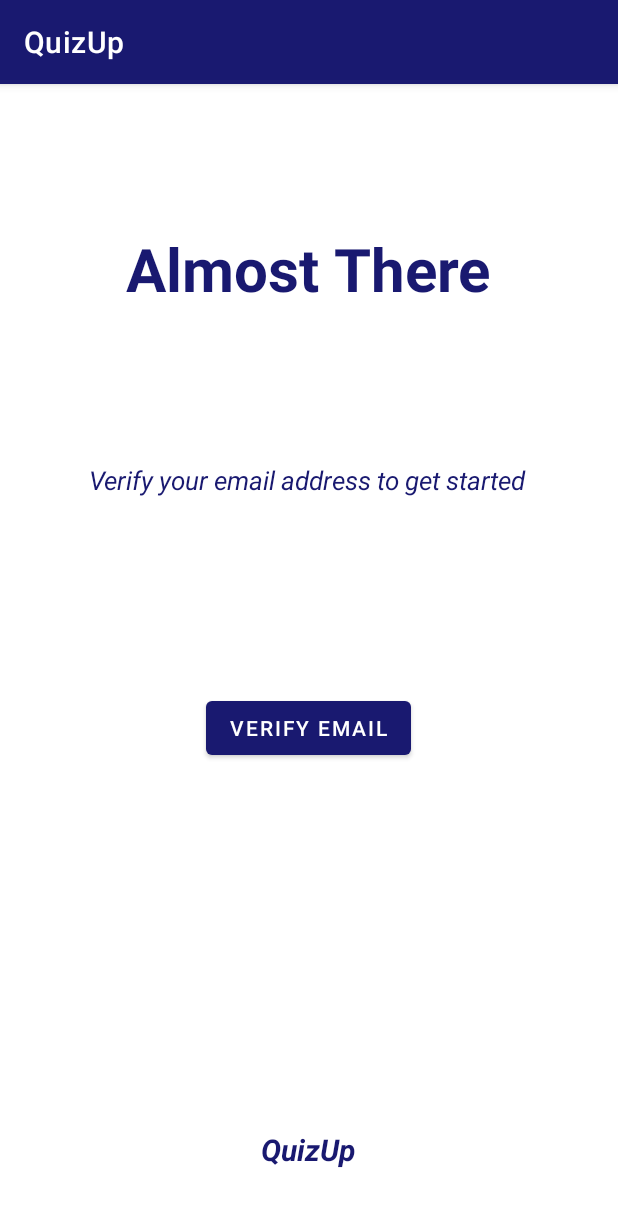
After one commit to Aritra995/QuizUp, an Android app: the EmailValidationActivity screen opened directly, with no data from a screen before it, on a phone screen of 412 x 824 dp. The commit adds this screen. Shown: the top 1207 px of the screen. Run offline under Robolectric (Android 15) with nearby library versions, the phone set to English and light mode, and no system bars; our stand-ins replace Firebase (no records; nobody signed in at launch, a user with empty details on screens opened directly).

Commit message:
Email verification functionality

```diff
--- a/app/src/main/AndroidManifest.xml
+++ b/app/src/main/AndroidManifest.xml
@@ -9,6 +9,8 @@
             android:roundIcon="@mipmap/ic_launcher_round"
             android:supportsRtl="true"
             android:theme="@style/Theme.MyApplication">
+        <activity android:name=".EmailValidationActivity">
+        </activity>
         <activity android:name=".SignUpActivity">
         </activity>
         <activity
--- /dev/null
+++ b/app/src/main/java/com/example/myapplication/EmailValidationActivity.java
@@ -0,0 +1,56 @@
+package com.example.myapplication;
+
+import android.content.Intent;
+import android.util.Log;
+import android.view.View;
+import android.widget.Button;
+import android.widget.Toast;
+import androidx.annotation.NonNull;
+import androidx.appcompat.app.AppCompatActivity;
+import android.os.Bundle;
+import com.google.android.gms.tasks.OnCompleteListener;
+import com.google.android.gms.tasks.Task;
+import com.google.firebase.auth.FirebaseAuth;
+import com.google.firebase.auth.FirebaseUser;
+
+import java.util.Timer;
+import java.util.TimerTask;
+
+public class EmailValidationActivity extends AppCompatActivity {
+    private FirebaseAuth mAuth;
+    Button verifyEmailButton;
+    private static final String TAG = "EmailValidationActivity";
+
+    @Override
+    protected void onCreate(Bundle savedInstanceState) {
+        super.onCreate(savedInstanceState);
+        setContentView(R.layout.activity_email_validation);
+        mAuth = FirebaseAuth.getInstance();
+        verifyEmailButton = findViewById(R.id.verifyEmailButton);
+        verifyEmailButton.setOnClickListener(new View.OnClickListener() {
+            @Override
+            public void onClick(View view) {
+                emailValidation();
+            }
+        });
+    }
+    private void emailValidation(){
+        FirebaseUser user = mAuth.getCurrentUser();
+        user.sendEmailVerification()
+                .addOnCompleteListener(new OnCompleteListener<Void>() {
+                    @Override
+                    public void onComplete(@NonNull Task<Void> task) {
+                        if (task.isSuccessful()) {
+                            mAuth.signOut();
+                            Toast.makeText(EmailValidationActivity.this,"Verification email sent.Check Inbox",
+                                    Toast.LENGTH_LONG).show();
+                            Intent intent = new Intent(EmailValidationActivity.this,MainActivity.class);
+                            startActivity(intent);
+                            Log.d(TAG, "Email sent.");
+                        }else{
+                            Toast.makeText(EmailValidationActivity.this,"Try again",Toast.LENGTH_LONG).show();
+                        }
+                    }
+                });
+    }
+}
--- a/app/src/main/java/com/example/myapplication/SignUpActivity.java
+++ b/app/src/main/java/com/example/myapplication/SignUpActivity.java
@@ -66,9 +66,9 @@
                             // Sign in success, update UI with the signed-in user's information
                             FirebaseUser user = mAuth.getCurrentUser();
                             Log.d(TAG, "createUserWithEmail:success" + user.getDisplayName());
-                            mAuth.signOut();
+//                            mAuth.signOut();
                             Toast.makeText(SignUpActivity.this,"Signup success",Toast.LENGTH_SHORT).show();
-                            Intent intent = new Intent(SignUpActivity.this, MainActivity.class);
+                            Intent intent = new Intent(SignUpActivity.this, EmailValidationActivity.class);
                             startActivity(intent);
                         } else {
                             // If sign in fails, display a message to the user.
--- /dev/null
+++ b/app/src/main/res/layout/activity_email_validation.xml
@@ -0,0 +1,47 @@
+<?xml version="1.0" encoding="utf-8"?>
+<androidx.constraintlayout.widget.ConstraintLayout
+        xmlns:android="http://schemas.android.com/apk/res/android"
+        xmlns:tools="http://schemas.android.com/tools"
+        xmlns:app="http://schemas.android.com/apk/res-auto"
+        android:layout_width="match_parent"
+        android:layout_height="match_parent"
+        tools:context=".EmailValidationActivity">
+
+    <TextView
+            android:text="Almost There"
+            android:textColor="@color/app_bar_color"
+            android:textStyle="bold"
+            android:textSize="40dp"
+            android:layout_width="wrap_content"
+            android:layout_height="wrap_content" android:id="@+id/textView7"
+            app:layout_constraintStart_toStartOf="parent" app:layout_constraintHorizontal_bias="0.498"
+            app:layout_constraintEnd_toEndOf="parent" app:layout_constraintTop_toTopOf="parent"
+            android:layout_marginTop="96dp"/>
+    <Button
+            android:text="Verify Email"
+            android:layout_width="wrap_content"
+            android:layout_height="wrap_content" android:id="@+id/verifyEmailButton"
+            app:layout_constraintStart_toStartOf="parent" app:layout_constraintHorizontal_bias="0.498"
+            app:layout_constraintEnd_toEndOf="parent" app:layout_constraintBottom_toBottomOf="parent"
+            app:layout_constraintTop_toBottomOf="@+id/textView7" app:layout_constraintVertical_bias="0.448"/>
+    <TextView
+            android:text="Verify your email address to get started"
+            android:textColor="@color/app_bar_color"
+            android:textSize="17dp"
+            android:textStyle="italic"
+            android:layout_width="wrap_content"
+            android:layout_height="wrap_content" android:id="@+id/textView8"
+            app:layout_constraintStart_toStartOf="parent"
+            app:layout_constraintEnd_toEndOf="parent" app:layout_constraintTop_toTopOf="parent"
+            android:layout_marginTop="252dp" app:layout_constraintHorizontal_bias="0.492"/>
+    <TextView
+            android:text="QuizUp"
+            android:textColor="@color/app_bar_color"
+            android:textSize="20dp"
+            android:textStyle="bold|italic"
+            android:layout_width="wrap_content"
+            android:layout_height="wrap_content" android:id="@+id/textView9"
+            app:layout_constraintStart_toStartOf="parent" app:layout_constraintHorizontal_bias="0.498"
+            app:layout_constraintEnd_toEndOf="parent" app:layout_constraintBottom_toBottomOf="parent"
+            android:layout_marginBottom="44dp"/>
+</androidx.constraintlayout.widget.ConstraintLayout>
```
Also changed, not shown: app/src/main/java/com/example/myapplication/HomeFragment.java (+7 -2 lines).
